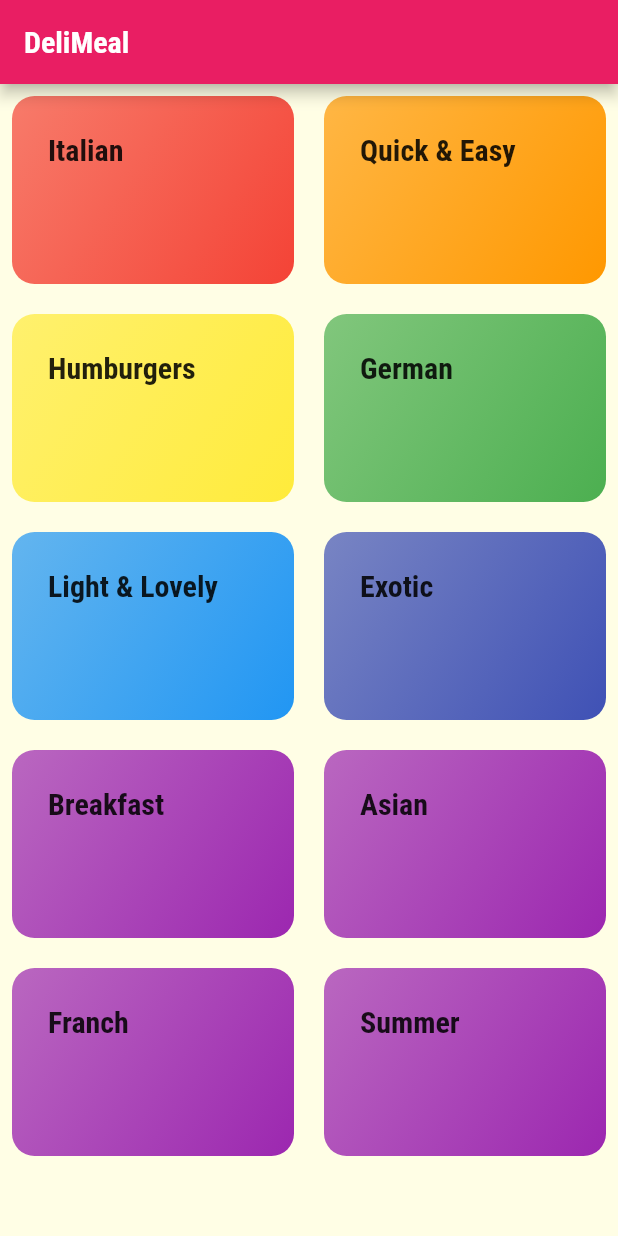
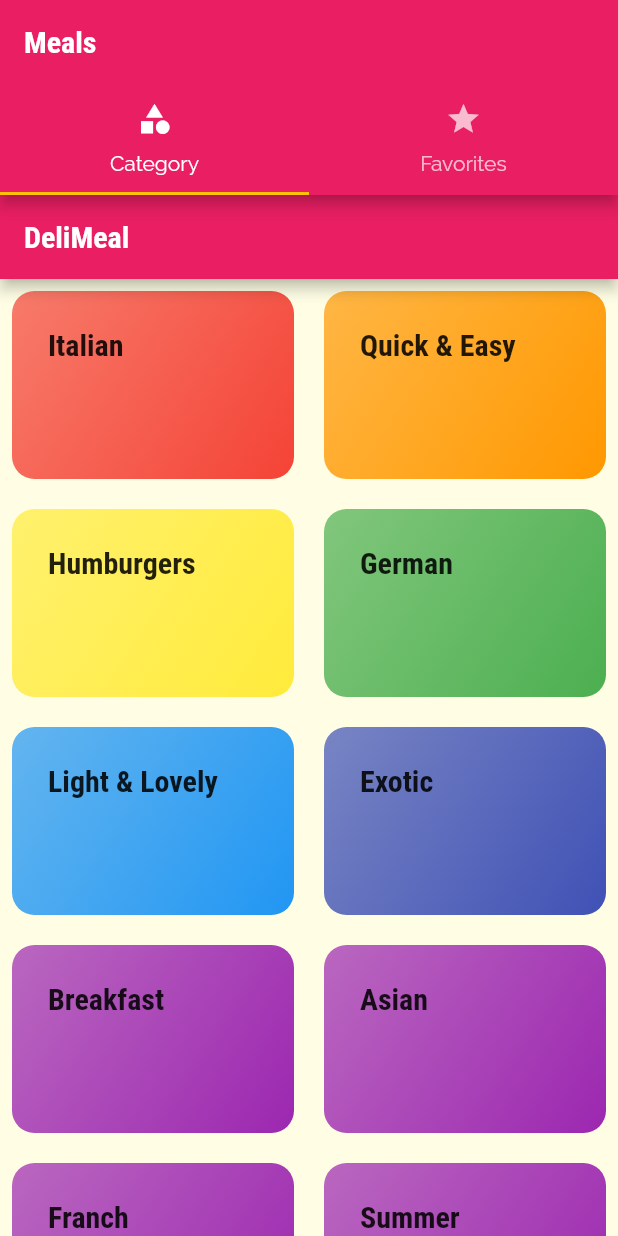
Before and after one commit to HooEP01/food-app, a Flutter app: the screen it shows after launch, on a phone screen of 412 x 824 dp. Run offline on Flutter 3.47's test engine with Material 2 defaults, Android fonts, the phone set to English and light mode, and no system bars.

Commit message:
add tabs on screen

```diff
--- /dev/null
+++ b/lib/screens/tabs_screen.dart
@@ -0,0 +1,43 @@
+import 'package:flutter/material.dart';
+
+import 'categories_screen.dart';
+import 'favorites_screen.dart';
+
+class TabsScreen extends StatefulWidget {
+  const TabsScreen({super.key});
+
+  @override
+  State<TabsScreen> createState() => _TabsScreenState();
+}
+
+class _TabsScreenState extends State<TabsScreen> {
+  @override
+  Widget build(BuildContext context) {
+    return DefaultTabController(
+      length: 2,
+      child: Scaffold(
+        appBar: AppBar(
+          title: Text('Meals'),
+          bottom: const TabBar(
+            tabs: [
+              Tab(
+                icon: Icon(Icons.category),
+                text: 'Category',
+              ),
+              Tab(
+                icon: Icon(Icons.star),
+                text: 'Favorites',
+              ),
+            ],
+          ),
+        ),
+        body: const TabBarView(
+          children: [
+            CategoriesScreen(),
+            FavoritesScreen(),
+          ],
+        ),
+      ),
+    );
+  }
+}
```
Also changed, not shown: lib/main.dart (+19 -1 lines), lib/screens/favorites_screen.dart (added, +12 -0 lines), lib/screens/meal_detail_screen.dart (+74 -5 lines).
